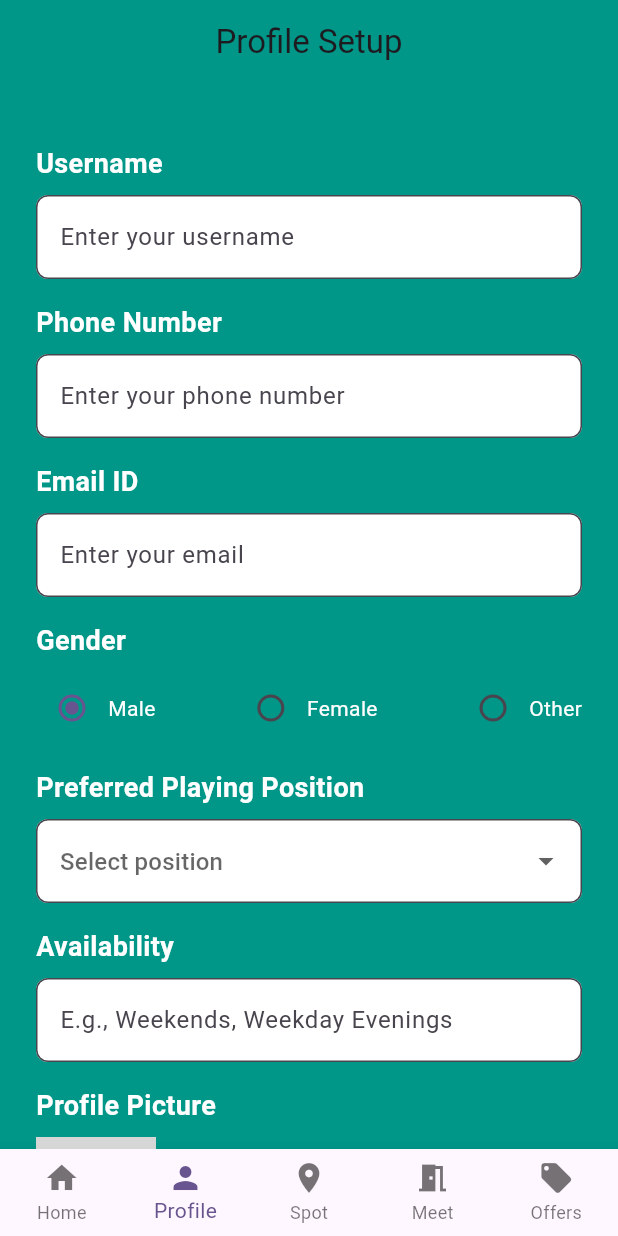
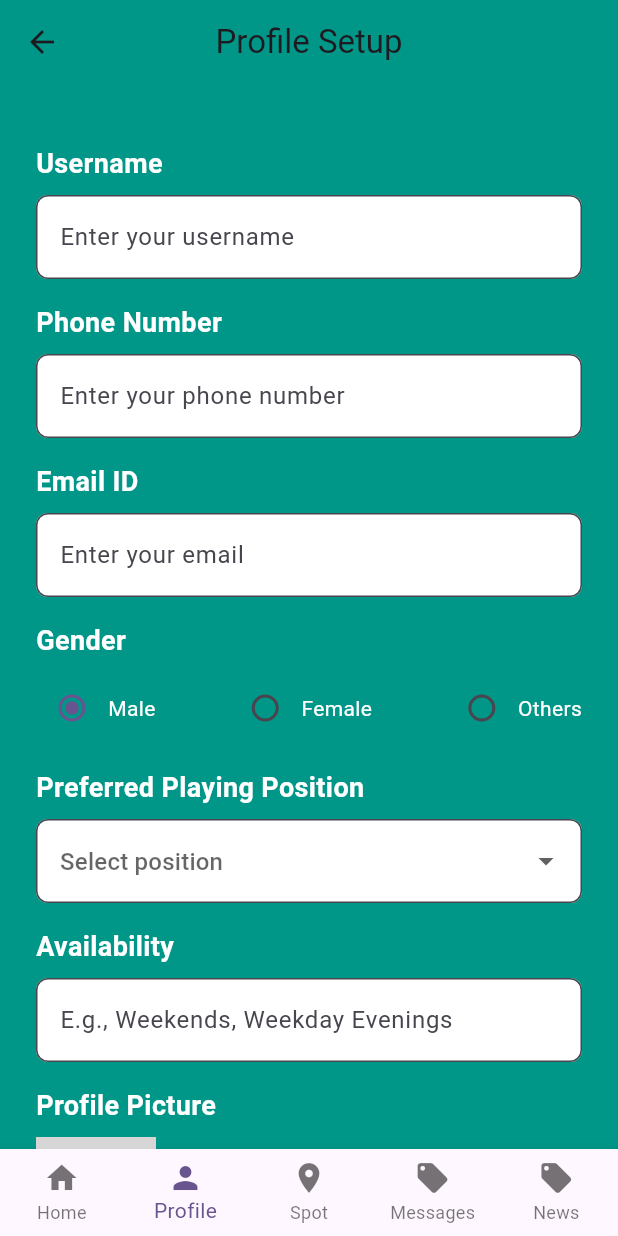
Before and after one commit to teamupturf/teamup_turf, a Flutter app: the MainScreen screen opened directly, item 2 of the bottom bar chosen, on a phone screen of 412 x 824 dp. Run offline on Flutter 3.47's test engine with Material 3 defaults, Android fonts, the phone set to English and light mode, and no system bars; our stand-ins replace carousel_slider, flutter_cache_manager, image_picker, photo_view; missing offline and left inert: flutter_full_pdf_viewer_null_safe; network calls fail; grey boxes are pictures that could not be loaded.

Commit message:
user,admin,turfandsplash added

```diff
--- a/lib/main.dart
+++ b/lib/main.dart
@@ -3,6 +3,8 @@
 import 'package:teamup_turf/turf/screens/turf%20registration.dart';
 import 'package:teamup_turf/user/screens/login_screen.dart';
 import 'package:teamup_turf/user/screens/root_screen.dart';
+
+import 'package:teamup_turf/user/screens/uat.dart';
 
 import 'turf/screens/login_screen.dart';
 import 'turf/screens/turf_homepage.dart';
@@ -23,7 +25,7 @@
         colorScheme: ColorScheme.fromSeed(seedColor: Colors.deepPurple),
         useMaterial3: true,
       ),
-      home: MainScreen(),
+      home: RoleSelectionScreen(),
     );
   }
 }
--- a/lib/user/screens/profile.dart
+++ b/lib/user/screens/profile.dart
@@ -128,7 +128,7 @@
                     Row(
                       children: [
                         Radio<String>(
-                          value: 'Other',
+                          value: 'Others',
                           groupValue: _selectedGender,
                           onChanged: (value) {
                             setState(() {
@@ -136,7 +136,7 @@
                             });
                           },
                         ),
-                        const Text('Other', style: TextStyle(color: Colors.white)),
+                        const Text('Others', style: TextStyle(color: Colors.white)),
                       ],
                     ),
                   ],
--- a/lib/user/screens/root_screen.dart
+++ b/lib/user/screens/root_screen.dart
@@ -45,13 +45,14 @@
             icon: Icon(Icons.place),
             label: 'Spot',
           ),
+
           BottomNavigationBarItem(
-            icon: Icon(Icons.meeting_room),
-            label: 'Meet',
+            icon: Icon(Icons.local_offer),
+            label: 'Messages',
           ),
           BottomNavigationBarItem(
             icon: Icon(Icons.local_offer),
-            label: 'Offers',
+            label: 'News',
           ),
         ],
       ),
```
